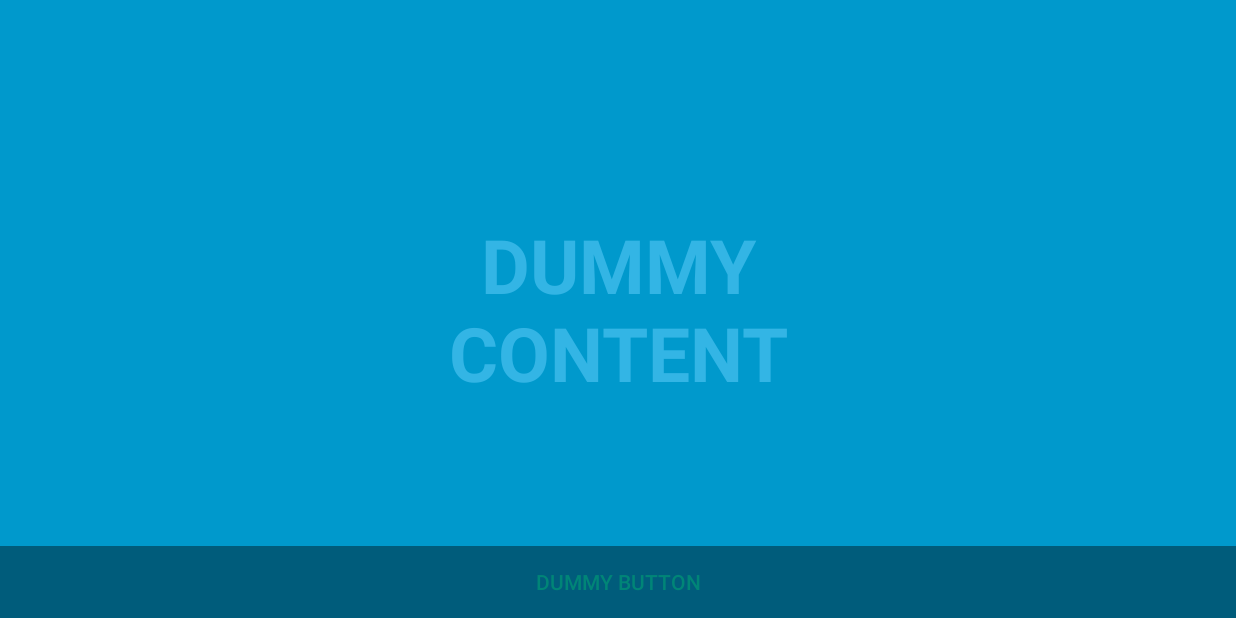
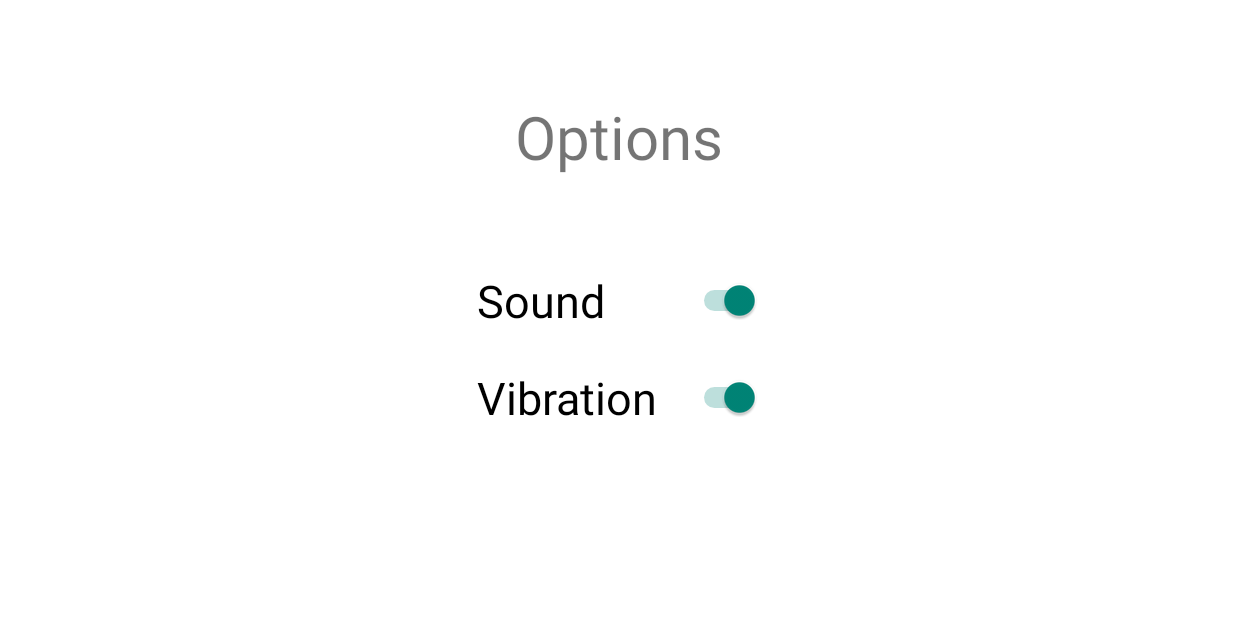
Before and after one commit to petarstanev/MathGameAndroid, an Android app: the OptionsActivity screen opened directly, with no data from a screen before it, on a phone screen of 824 x 412 dp (held sideways). Run offline under Robolectric (Android 15) with nearby library versions, the light colour scheme and no system bars.

```diff
--- a/app/src/main/AndroidManifest.xml
+++ b/app/src/main/AndroidManifest.xml
@@ -1,7 +1,7 @@
 <?xml version="1.0" encoding="utf-8"?>
 <manifest xmlns:android="http://schemas.android.com/apk/res/android"
     package="com.example.petarstanev.mathgame">
-
+    <uses-permission android:name="android.permission.VIBRATE"/>
     <application
         android:allowBackup="true"
         android:icon="@mipmap/ic_launcher"
--- a/app/src/main/java/com/example/petarstanev/mathgame/Game.java
+++ b/app/src/main/java/com/example/petarstanev/mathgame/Game.java
@@ -33,6 +33,7 @@
     }
 
     public boolean submitAnswer(Answer answer){
+        answer.setSelected(true);
         if (answer.isCorrect()) {
             question.setAnswered(true);
             if (question.getErrorNumber() == 0) {
--- a/app/src/main/java/com/example/petarstanev/mathgame/GameActivity.java
+++ b/app/src/main/java/com/example/petarstanev/mathgame/GameActivity.java
@@ -7,6 +7,8 @@
 import android.hardware.SensorEvent;
 import android.hardware.SensorEventListener;
 import android.hardware.SensorManager;
+import android.os.VibrationEffect;
+import android.os.Vibrator;
 import android.support.v7.app.ActionBar;
 import android.support.v7.app.AppCompatActivity;
 import android.os.Bundle;
@@ -80,6 +82,7 @@
                         textView.setBackgroundColor(Color.GREEN);
                     }else{
                         textView.setBackgroundColor(Color.RED);
+
                     }
                     updateScore();
                     if (game.isOver())
--- /dev/null
+++ b/app/src/main/java/com/example/petarstanev/mathgame/TactileFeedback.java
@@ -0,0 +1,7 @@
+package com.example.petarstanev.mathgame;
+
+import android.os.Vibrator;
+
+public class TactileFeedback {
+
+}
--- a/app/src/main/res/layout/activity_menu.xml
+++ b/app/src/main/res/layout/activity_menu.xml
@@ -23,13 +23,13 @@
             android:layout_height="wrap_content"
             android:text="Math Game"
             android:textSize="40sp"
-            android:layout_marginBottom="32dp"
-            app:layout_constraintBottom_toTopOf="@+id/buttonNewGame"
             android:layout_marginRight="8dp"
             app:layout_constraintRight_toRightOf="parent"
             android:layout_marginLeft="8dp"
             app:layout_constraintLeft_toLeftOf="parent"
-            app:layout_constraintHorizontal_bias="0.501" />
+            app:layout_constraintHorizontal_bias="0.501"
+            app:layout_constraintTop_toTopOf="parent"
+            android:layout_marginTop="64dp" />
 
         <Button
             android:id="@+id/buttonNewGame"
@@ -42,11 +42,11 @@
             android:text="New game"
             app:layout_constraintLeft_toLeftOf="parent"
             app:layout_constraintRight_toRightOf="parent"
-            app:layout_constraintTop_toTopOf="parent"
             android:layout_marginTop="8dp"
             app:layout_constraintBottom_toBottomOf="parent"
             android:layout_marginBottom="8dp"
-            app:layout_constraintVertical_bias="0.39999998" />
+            app:layout_constraintVertical_bias="0.100000024"
+            app:layout_constraintTop_toBottomOf="@+id/textViewMathGame" />
 
         <Button
             android:id="@+id/buttonOptions"
--- a/app/src/main/res/layout/activity_options.xml
+++ b/app/src/main/res/layout/activity_options.xml
@@ -1,50 +1,66 @@
 <FrameLayout xmlns:android="http://schemas.android.com/apk/res/android"
+    xmlns:app="http://schemas.android.com/apk/res-auto"
     xmlns:tools="http://schemas.android.com/tools"
     android:layout_width="match_parent"
     android:layout_height="match_parent"
-    android:background="#0099cc"
+    android:background="#ffffff"
     tools:context="com.example.petarstanev.mathgame.OptionsActivity">
 
     <!-- The primary full-screen view. This can be replaced with whatever view
          is needed to present your content, e.g. VideoView, SurfaceView,
          TextureView, etc. -->
-    <TextView
-        android:id="@+id/fullscreen_content"
-        android:layout_width="match_parent"
-        android:layout_height="match_parent"
-        android:gravity="center"
-        android:keepScreenOn="true"
-        android:text="@string/dummy_content"
-        android:textColor="#33b5e5"
-        android:textSize="50sp"
-        android:textStyle="bold" />
 
     <!-- This FrameLayout insets its children based on system windows using
          android:fitsSystemWindows. -->
-    <FrameLayout
+
+    <android.support.constraint.ConstraintLayout
         android:layout_width="match_parent"
-        android:layout_height="match_parent"
-        android:fitsSystemWindows="true">
+        android:layout_height="match_parent">
 
-        <LinearLayout
-            android:id="@+id/fullscreen_content_controls"
-            style="?metaButtonBarStyle"
-            android:layout_width="match_parent"
+        <TextView
+            android:id="@+id/textViewOptions"
+            android:layout_width="wrap_content"
             android:layout_height="wrap_content"
-            android:layout_gravity="bottom|center_horizontal"
-            android:background="@color/black_overlay"
-            android:orientation="horizontal"
-            tools:ignore="UselessParent">
+            android:layout_marginLeft="8dp"
+            android:layout_marginRight="8dp"
+            android:layout_marginTop="64dp"
+            android:text="Options"
+            android:textSize="40sp"
+            app:layout_constraintHorizontal_bias="0.501"
+            app:layout_constraintLeft_toLeftOf="parent"
+            app:layout_constraintRight_toRightOf="parent"
+            app:layout_constraintTop_toTopOf="parent" />
 
-            <Button
-                android:id="@+id/dummy_button"
-                style="?metaButtonBarButtonStyle"
-                android:layout_width="0dp"
-                android:layout_height="wrap_content"
-                android:layout_weight="1"
-                android:text="@string/dummy_button" />
+        <Switch
+            android:id="@+id/switchSound"
+            android:layout_width="0dp"
+            android:layout_height="wrap_content"
+            android:layout_marginLeft="0dp"
+            android:layout_marginRight="0dp"
+            android:layout_marginTop="62dp"
+            android:checked="true"
+            android:switchPadding="20dp"
+            android:text="Sound"
+            android:textSize="30sp"
+            app:layout_constraintHorizontal_bias="0.0"
+            app:layout_constraintLeft_toLeftOf="@+id/switchVibration"
+            app:layout_constraintRight_toRightOf="@+id/switchVibration"
+            app:layout_constraintTop_toBottomOf="@+id/textViewOptions" />
 
-        </LinearLayout>
-    </FrameLayout>
-
+        <Switch
+            android:id="@+id/switchVibration"
+            android:layout_width="wrap_content"
+            android:layout_height="wrap_content"
+            android:layout_marginLeft="8dp"
+            android:layout_marginRight="8dp"
+            android:layout_marginTop="24dp"
+            android:checked="true"
+            android:switchPadding="20dp"
+            android:text="Vibration"
+            android:textSize="30sp"
+            app:layout_constraintHorizontal_bias="0.501"
+            app:layout_constraintLeft_toLeftOf="parent"
+            app:layout_constraintRight_toRightOf="parent"
+            app:layout_constraintTop_toBottomOf="@+id/switchSound" />
+    </android.support.constraint.ConstraintLayout>
 </FrameLayout>
```
